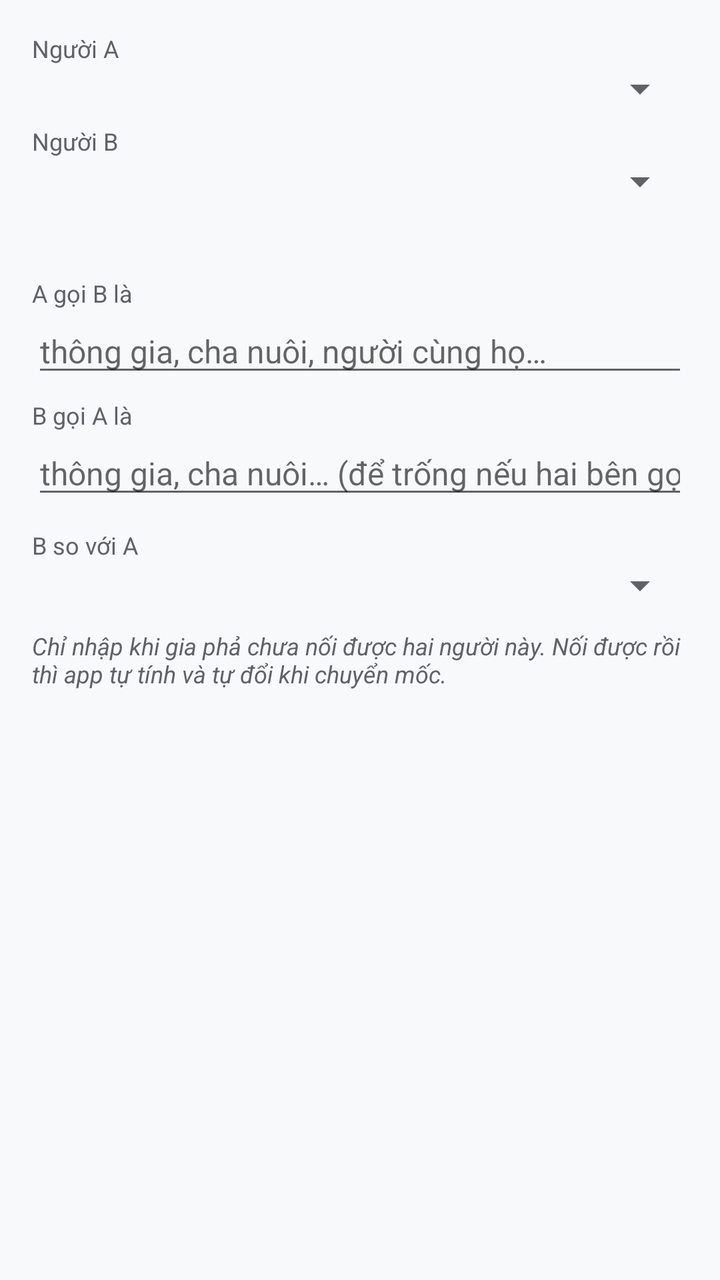
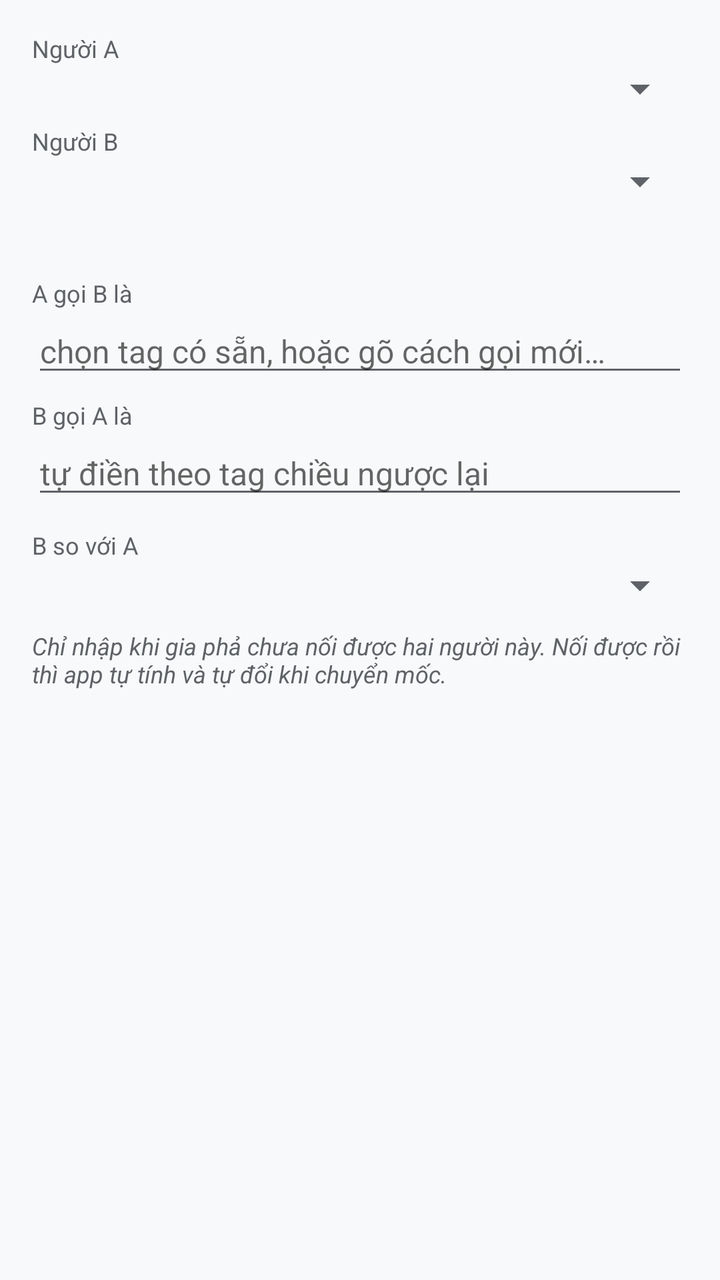

An Android layout rendered at two revisions. The XML below is the earlier revision; the diff shows what the commit changed to produce the second picture.
<!-- AndroidManifest.xml: application theme AppTheme -->
<!-- res/layout/dialog_gia_pha_relation.xml -->
<?xml version="1.0" encoding="utf-8"?>
<ScrollView xmlns:android="http://schemas.android.com/apk/res/android"
    android:layout_width="match_parent"
    android:layout_height="wrap_content"
    android:padding="16dp">

    <LinearLayout
        android:layout_width="match_parent"
        android:layout_height="wrap_content"
        android:orientation="vertical">

        <TextView
            android:layout_width="match_parent"
            android:layout_height="wrap_content"
            android:text="Người A"
            android:textColor="@color/textSecondary"
            android:textSize="12sp" />

        <Spinner
            android:id="@+id/spinner_relation_a"
            android:layout_width="match_parent"
            android:layout_height="wrap_content" />

        <TextView
            android:layout_width="match_parent"
            android:layout_height="wrap_content"
            android:layout_marginTop="6dp"
            android:text="Người B"
            android:textColor="@color/textSecondary"
            android:textSize="12sp" />

        <Spinner
            android:id="@+id/spinner_relation_b"
            android:layout_width="match_parent"
            android:layout_height="wrap_content" />

        <TextView
            android:id="@+id/relation_state"
            android:layout_width="match_parent"
            android:layout_height="wrap_content"
            android:layout_marginTop="8dp"
            android:textColor="@color/secondaryColor"
            android:textSize="13sp"
            android:textStyle="italic" />

        <TextView
            android:layout_width="match_parent"
            android:layout_height="wrap_content"
            android:layout_marginTop="10dp"
            android:text="A gọi B là"
            android:textColor="@color/textSecondary"
            android:textSize="12sp" />

        <EditText
            android:id="@+id/input_a_calls_b"
            android:layout_width="match_parent"
            android:layout_height="wrap_content"
            android:hint="thông gia, cha nuôi, người cùng họ…"
            android:importantForAutofill="no"
            android:inputType="text"
            android:maxLines="1"
            android:textColor="@color/textPrimary"
            android:textSize="16sp" />

        <TextView
            android:layout_width="match_parent"
            android:layout_height="wrap_content"
            android:layout_marginTop="6dp"
            android:text="B gọi A là"
            android:textColor="@color/textSecondary"
            android:textSize="12sp" />

        <EditText
            android:id="@+id/input_b_calls_a"
            android:layout_width="match_parent"
            android:layout_height="wrap_content"
            android:hint="thông gia, cha nuôi… (để trống nếu hai bên gọi nhau như nhau)"
            android:importantForAutofill="no"
            android:inputType="text"
            android:maxLines="1"
            android:textColor="@color/textPrimary"
            android:textSize="16sp" />

        <TextView
            android:layout_width="match_parent"
            android:layout_height="wrap_content"
            android:layout_marginTop="10dp"
            android:text="B so với A"
            android:textColor="@color/textSecondary"
            android:textSize="12sp" />

        <Spinner
            android:id="@+id/spinner_relation_generation"
            android:layout_width="match_parent"
            android:layout_height="wrap_content" />

        <TextView
            android:layout_width="match_parent"
            android:layout_height="wrap_content"
            android:layout_marginTop="10dp"
            android:text="Chỉ nhập khi gia phả chưa nối được hai người này. Nối được rồi thì app tự tính và tự đổi khi chuyển mốc."
            android:textColor="@color/textSecondary"
            android:textSize="12sp"
            android:textStyle="italic" />

    </LinearLayout>
</ScrollView>
<!-- resources referenced by this layout -->
<resources>
  <color name="secondaryColor">#C2185B</color>
  <color name="textPrimary">#2E3B4E</color>
  <color name="textSecondary">#5F6368</color>
  <style name="AppTheme" parent="Theme.AppCompat.Light.NoActionBar">
          <item name="colorPrimary">@color/primaryColor</item>
          <item name="colorPrimaryDark">@color/primaryDarkColor</item>
          <item name="colorAccent">@color/secondaryColor</item>
          <item name="android:windowIsTranslucent">true</item>
          <item name="android:windowTranslucentStatus">true</item>
          <item name="android:statusBarColor">@android:color/transparent</item>
          <item name="android:windowBackground">@color/backgroundPrimary</item>
          <item name="android:textColorPrimary">@color/textPrimary</item>
          <item name="android:textColorSecondary">@color/textSecondary</item>
      </style>
  <color name="primaryColor">#2E3B4E</color>
  <color name="primaryDarkColor">#1A2332</color>
  <color name="backgroundPrimary">#F8F9FA</color>
</resources>

<!-- the commit's change to res/layout/dialog_gia_pha_relation.xml (unified diff, before → after) -->
@@ -51,11 +51,12 @@
             android:textColor="@color/textSecondary"
             android:textSize="12sp" />
 
-        <EditText
+        <AutoCompleteTextView
             android:id="@+id/input_a_calls_b"
             android:layout_width="match_parent"
             android:layout_height="wrap_content"
-            android:hint="thông gia, cha nuôi, người cùng họ…"
+            android:completionThreshold="1"
+            android:hint="chọn tag có sẵn, hoặc gõ cách gọi mới…"
             android:importantForAutofill="no"
             android:inputType="text"
             android:maxLines="1"
@@ -70,11 +71,12 @@
             android:textColor="@color/textSecondary"
             android:textSize="12sp" />
 
-        <EditText
+        <AutoCompleteTextView
             android:id="@+id/input_b_calls_a"
             android:layout_width="match_parent"
             android:layout_height="wrap_content"
-            android:hint="thông gia, cha nuôi… (để trống nếu hai bên gọi nhau như nhau)"
+            android:completionThreshold="1"
+            android:hint="tự điền theo tag chiều ngược lại"
             android:importantForAutofill="no"
             android:inputType="text"
             android:maxLines="1"
